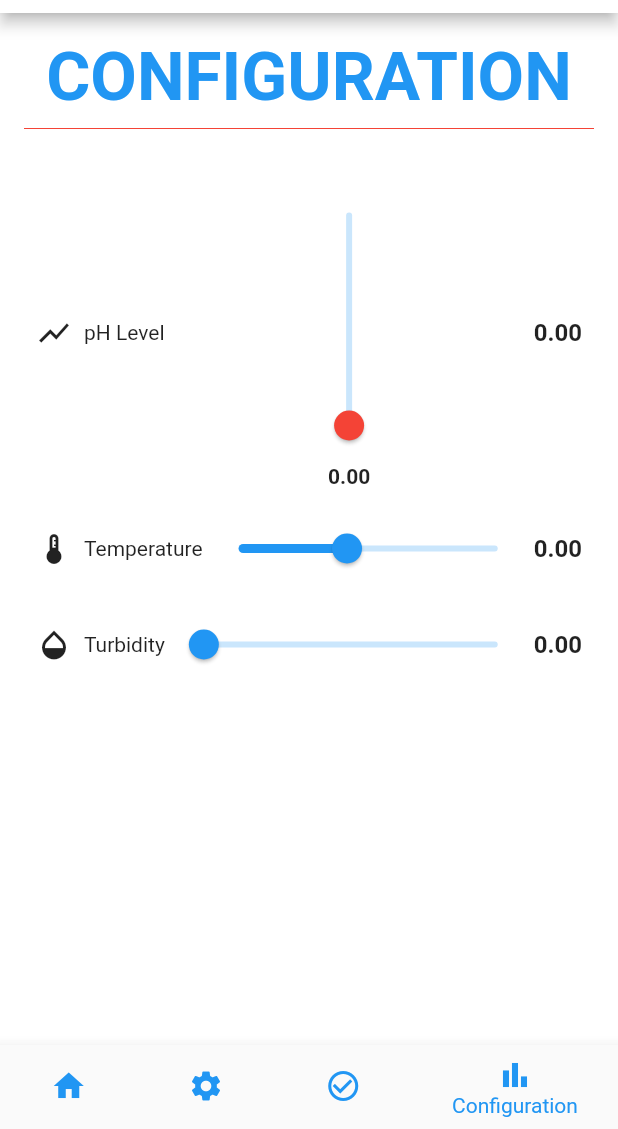
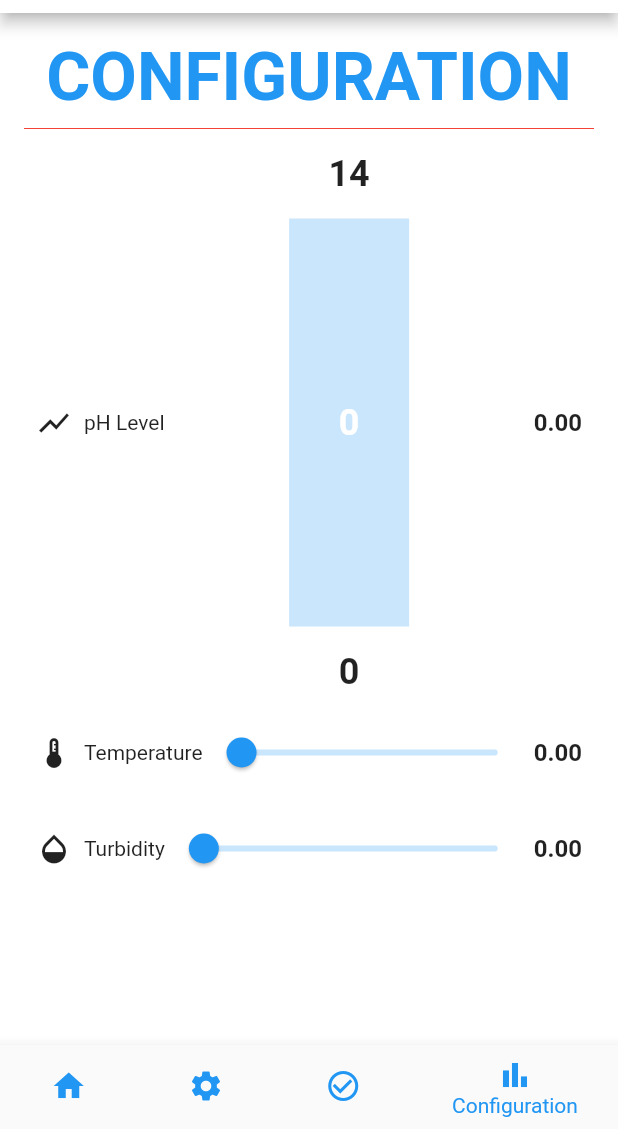
Before and after one commit to gabwrel/AquasenseMobileApp, a Flutter app: the screen it shows after launch, item 4 of the bottom bar chosen, on a phone screen of 412 x 824 dp, the part 107-1236 px from its top. Run offline on Flutter 3.47's test engine with Material 2 defaults, Android fonts, the light colour scheme and no system bars; our stand-ins replace firebase_core, firebase_database, flutter_spinkit, sqflite; accounts and stored records are empty.

Commit message:
pushing string to firebase

```diff
--- a/lib/pages/configuration_page.dart
+++ b/lib/pages/configuration_page.dart
@@ -19,7 +19,7 @@ class _ConfigurationPageState extends State<ConfigurationPage> {
   @override
   void initState() {
     super.initState();
-    _databaseReference = FirebaseDatabase.instance.reference().child('PARAMETERS_CONFIG');
+    _databaseReference = FirebaseDatabase.instance.ref().child('PARAMETERS_CONFIG');
 
     fetchConfigurationsValues();
   }
@@ -28,7 +28,7 @@ class _ConfigurationPageState extends State<ConfigurationPage> {
     _databaseReference.child('ph_CONFIG').onValue.listen((event) {
       var dataSnapshot = event.snapshot;
       setState(() {
-        pHSetting = double.tryParse(dataSnapshot.value as String? ?? '');
+        pHSetting = double.tryParse(dataSnapshot.value as String? ?? '0.0');
       });
     }, onError: (Object? error) {
       // Handle error if necessary
@@ -38,7 +38,7 @@ class _ConfigurationPageState extends State<ConfigurationPage> {
     _databaseReference.child('temp_CONFIG').onValue.listen((event) {
       var dataSnapshot = event.snapshot;
       setState(() {
-        temperatureSetting = double.tryParse(dataSnapshot.value as String? ?? '');
+        temperatureSetting = double.tryParse(dataSnapshot.value as String? ?? '0.0');
       });
     }, onError: (Object? error) {
       // Handle error if necessary
@@ -48,7 +48,7 @@ class _ConfigurationPageState extends State<ConfigurationPage> {
     _databaseReference.child('turbidity_CONFIG').onValue.listen((event) {
       var dataSnapshot = event.snapshot;
       setState(() {
-        turbiditySetting = double.tryParse(dataSnapshot.value as String? ?? '');
+        turbiditySetting = double.tryParse(dataSnapshot.value as String? ?? '0.0');
       });
     }, onError: (Object? error) {
       // Handle error if necessary
@@ -96,7 +96,6 @@ class _ConfigurationPageState extends State<ConfigurationPage> {
               ),
             ),
             Divider(color: Colors.red),
-            SizedBox(height: 16),
             Container(
               padding: EdgeInsets.all(8.0),
               child: Row(
@@ -117,7 +116,7 @@ class _ConfigurationPageState extends State<ConfigurationPage> {
                         });
                       },
                       onChangeEnd: (value) {
-                        _databaseReference.child('ph_CONFIG').set(pHSetting?.toString() ?? '');
+                        _databaseReference.child('ph_CONFIG').set(pHSetting?.toString() ?? '0.0');
                       },
                     ),
                   ),
@@ -151,7 +150,7 @@ class _ConfigurationPageState extends State<ConfigurationPage> {
                         });
                       },
                       onChangeEnd: (value) {
-                        _databaseReference.child('temp_CONFIG').set(temperatureSetting?.toString() ?? '');
+                        _databaseReference.child('temp_CONFIG').set(temperatureSetting?.toString() ?? '0.0');
                       },
                     ),
                   ),
@@ -185,7 +184,7 @@ class _ConfigurationPageState extends State<ConfigurationPage> {
                         });
                       },
                       onChangeEnd: (value) {
-                        _databaseReference.child('turbidity_CONFIG').set(turbiditySetting?.toString() ?? '');
+                        _databaseReference.child('turbidity_CONFIG').set(turbiditySetting?.toString() ?? '0.0');
                       },
                     ),
                   ),
@@ -237,7 +236,7 @@ class _SliderVerticalWidgetState extends State<SliderVerticalWidget> {
   }
 
   @override
-  void didUpdateWidget(covariant SliderVerticalWidget oldWidget) {
+  void didUpdateWidget(SliderVerticalWidget oldWidget) {
     super.didUpdateWidget(oldWidget);
     value = widget.value;
   }
@@ -247,56 +246,71 @@ class _SliderVerticalWidgetState extends State<SliderVerticalWidget> {
     final double min = widget.min;
     final double max = widget.max;
 
-    // Define the color scheme based on 'ph_CONFIG' value ranges
-    Color getColor(double value) {
-      if (value >= 0 && value <= 3) {
-        return Colors.red;
-      } else if (value > 3 && value < 6) {
-        return Colors.orange;
-      } else if (value > 6 && value < 7.99) {
-        return Colors.green;
-      } else if (value >= 8 && value <= 11) {
-        return Colors.blue;
-      } else if (value > 11 && value <= 14) {
-        return Colors.purple;
-      }
-      return Colors.grey; // Default color for values outside the specified ranges
-    }
-
-    return Container(
-      width: 40, // Fixed width for the slider
+    return SliderTheme(
+      data: SliderTheme.of(context).copyWith(
+        trackHeight: 80,
+        thumbShape: SliderComponentShape.noOverlay,
+        overlayShape: SliderComponentShape.noOverlay,
+        valueIndicatorShape: SliderComponentShape.noOverlay,
+        trackShape: RectangularSliderTrackShape(),
+        activeTickMarkColor: Colors.transparent,
+        inactiveTickMarkColor: Colors.transparent,
+      ),
+      child: Container(
+        height: 360,
         child: Column(
           children: [
+            buildSideLabel(max),
+            const SizedBox(height: 16),
             Expanded(
-            child: RotatedBox(
+              child: Stack(
+                children: [
+                  RotatedBox(
                     quarterTurns: 3,
                     child: Slider(
                       value: value,
                       min: min,
                       max: max,
                       divisions: widget.divisions,
+                      label: value.round().toString(),
                       onChanged: (newValue) {
                         setState(() {
                           value = newValue;
                         });
-                  widget.onChanged?.call(newValue);
+                        if (widget.onChanged != null) {
+                          widget.onChanged!(newValue);
+                        }
                       },
                       onChangeEnd: (newValue) {
-                  widget.onChangeEnd?.call(newValue);
+                        if (widget.onChangeEnd != null) {
+                          widget.onChangeEnd!(newValue);
+                        }
                       },
-                activeColor: getColor(value),
                     ),
                   ),
+                  Center(
+                    child: Text(
+                      '${value.round()}',
+                      style: TextStyle(
+                        color: Colors.white,
+                        fontWeight: FontWeight.bold,
+                        fontSize: 24,
                       ),
-          Text(
-            '${value.toStringAsFixed(2)}', // Display the current value
-            style: TextStyle(
-              fontWeight: FontWeight.bold,
-              fontSize: 14,
                     ),
                   ),
                 ],
               ),
+            ),
+            const SizedBox(height: 16),
+            buildSideLabel(min),
+          ],
+        ),
+      ),
     );
   }
+
+  Widget buildSideLabel(double value) => Text(
+        value.round().toString(),
+        style: TextStyle(fontSize: 24, fontWeight: FontWeight.bold),
+      );
 }
--- a/lib/pages/maintenance_page.dart
+++ b/lib/pages/maintenance_page.dart
@@ -123,7 +123,7 @@ class _MaintenancePageState extends State<MaintenancePage> {
                               _databaseReference
                               .child('MAINTENANCE')
                               .child('waterchange_LEVEL')
-                              .set(25);
+                              .set('25');
                               Navigator.push(
                                 context,
                                 MaterialPageRoute(builder: (context) => WaterChangePage()),
```
Lines whose indentation alone changed are shown as unchanged.
